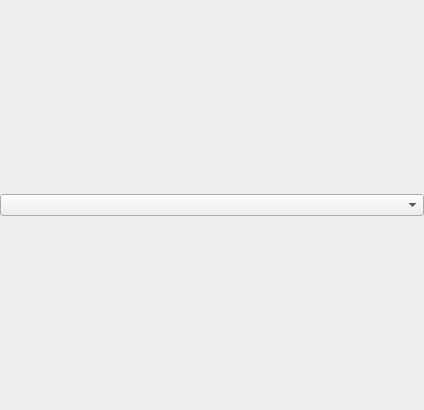
threalslimtobeeee/label_importer, file ui/layers_to_copy_widget.ui: the form before one commit.
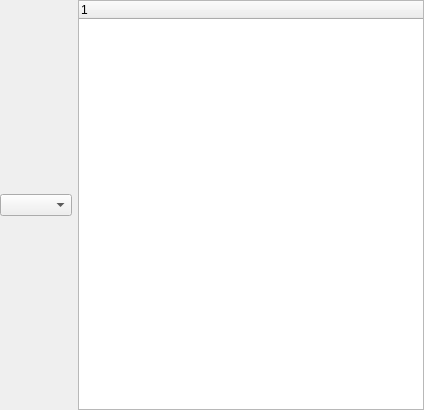
The form after the commit.

Patch:
```diff
--- a/ui/layers_to_copy_widget.ui
+++ b/ui/layers_to_copy_widget.ui
@@ -31,6 +31,15 @@
      <item>
       <widget class="QComboBox" name="comboBox"/>
      </item>
+     <item>
+      <widget class="QTreeWidget" name="treeWidget">
+       <column>
+        <property name="text">
+         <string notr="true">1</string>
+        </property>
+       </column>
+      </widget>
+     </item>
     </layout>
    </item>
   </layout>
```
